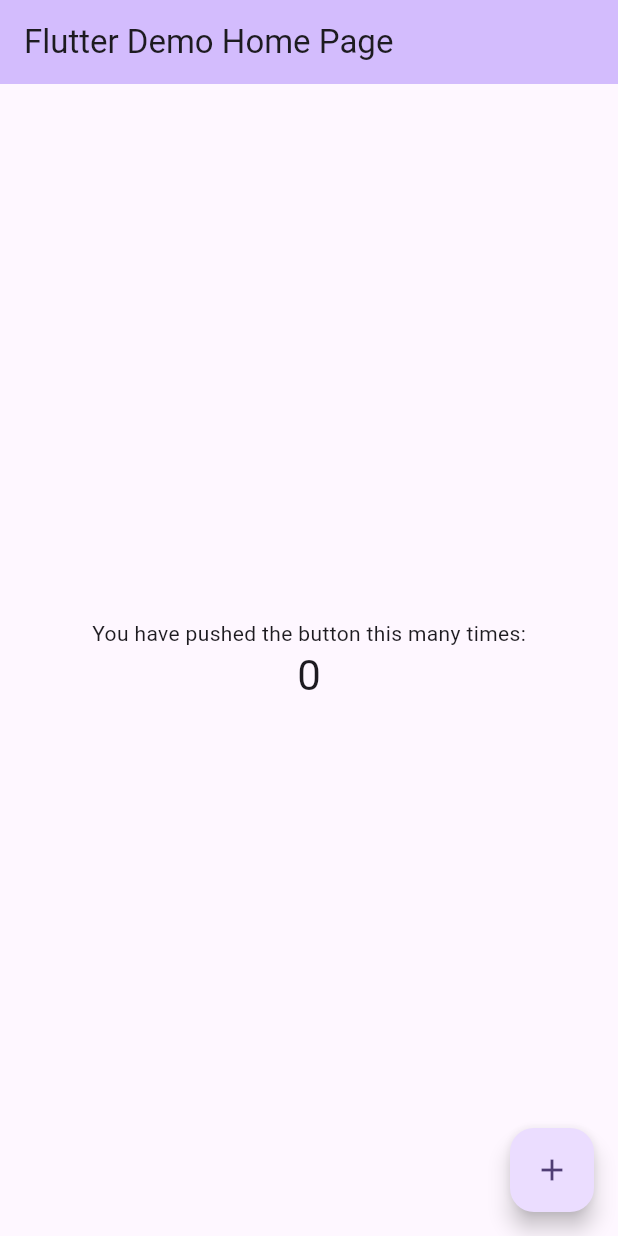
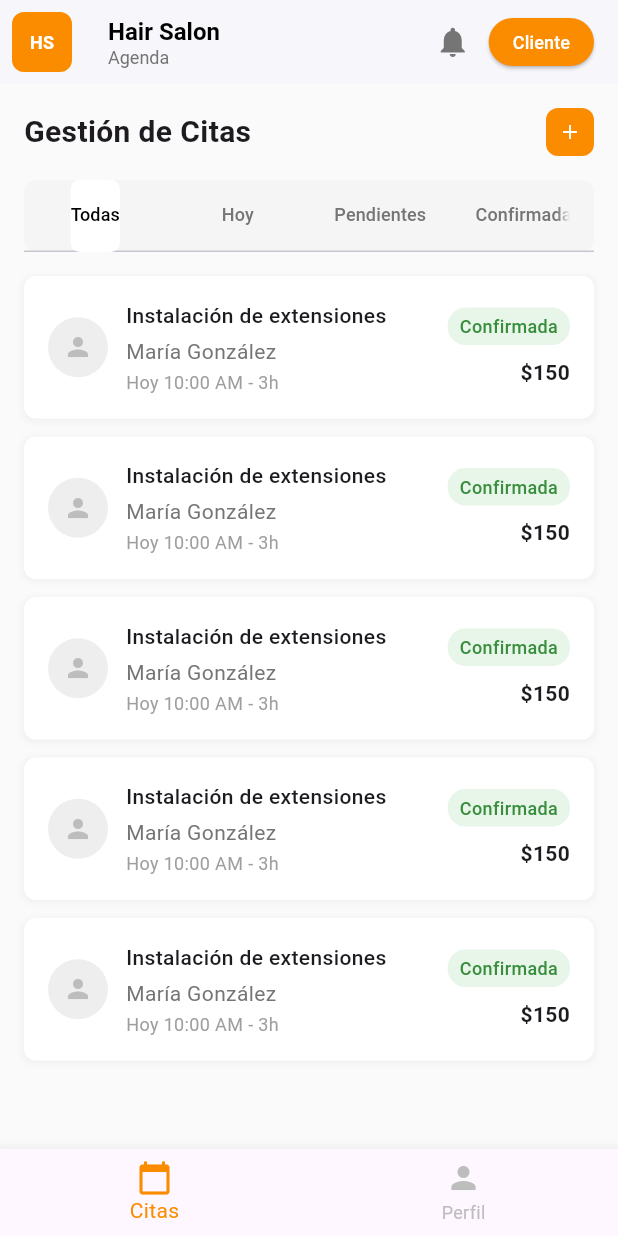
Before and after one commit to Wilwonka06/appcapex, a Flutter app: the screen it shows after launch, on a phone screen of 412 x 824 dp. Run offline on Flutter 3.47's test engine with Material 3 defaults, Android fonts, the phone set to English and light mode, and no system bars.

Commit message:
Update dependencies and refactor main application structure. Downgraded SDK and package versions in pubspec files, and restructured main.dart to implement a new navigation system with appointments and profile screens.

```diff
--- a/lib/main.dart
+++ b/lib/main.dart
@@ -1,122 +1,55 @@
 import 'package:flutter/material.dart';
+import 'screens/appointments_screen.dart';
+import 'screens/profile_screen.dart';
 
 void main() {
-  runApp(const MyApp());
+  runApp(HairSalonApp());
 }
 
-class MyApp extends StatelessWidget {
-  const MyApp({super.key});
-
-  // This widget is the root of your application.
+class HairSalonApp extends StatelessWidget {
   @override
   Widget build(BuildContext context) {
     return MaterialApp(
-      title: 'Flutter Demo',
-      theme: ThemeData(
-        // This is the theme of your application.
-        //
-        // TRY THIS: Try running your application with "flutter run". You'll see
-        // the application has a purple toolbar. Then, without quitting the app,
-        // try changing the seedColor in the colorScheme below to Colors.green
-        // and then invoke "hot reload" (save your changes or press the "hot
-        // reload" button in a Flutter-supported IDE, or press "r" if you used
-        // the command line to start the app).
-        //
-        // Notice that the counter didn't reset back to zero; the application
-        // state is not lost during the reload. To reset the state, use hot
-        // restart instead.
-        //
-        // This works for code too, not just values: Most code changes can be
-        // tested with just a hot reload.
-        colorScheme: ColorScheme.fromSeed(seedColor: Colors.deepPurple),
-      ),
-      home: const MyHomePage(title: 'Flutter Demo Home Page'),
+      title: 'Hair Salon',
+      theme: ThemeData(primarySwatch: Colors.orange, fontFamily: 'Roboto'),
+      home: MainScreen(),
+      debugShowCheckedModeBanner: false,
     );
   }
 }
 
-class MyHomePage extends StatefulWidget {
-  const MyHomePage({super.key, required this.title});
-
-  // This widget is the home page of your application. It is stateful, meaning
-  // that it has a State object (defined below) that contains fields that affect
-  // how it looks.
-
-  // This class is the configuration for the state. It holds the values (in this
-  // case the title) provided by the parent (in this case the App widget) and
-  // used by the build method of the State. Fields in a Widget subclass are
-  // always marked "final".
-
-  final String title;
-
+class MainScreen extends StatefulWidget {
   @override
-  State<MyHomePage> createState() => _MyHomePageState();
+  _MainScreenState createState() => _MainScreenState();
 }
 
-class _MyHomePageState extends State<MyHomePage> {
-  int _counter = 0;
+class _MainScreenState extends State<MainScreen> {
+  int _selectedIndex = 0; // Start with Citas tab selected
 
-  void _incrementCounter() {
-    setState(() {
-      // This call to setState tells the Flutter framework that something has
-      // changed in this State, which causes it to rerun the build method below
-      // so that the display can reflect the updated values. If we changed
-      // _counter without calling setState(), then the build method would not be
-      // called again, and so nothing would appear to happen.
-      _counter++;
-    });
-  }
+  final List<Widget> _screens = [AppointmentsScreen(), ProfileScreen()];
 
   @override
   Widget build(BuildContext context) {
-    // This method is rerun every time setState is called, for instance as done
-    // by the _incrementCounter method above.
-    //
-    // The Flutter framework has been optimized to make rerunning build methods
-    // fast, so that you can just rebuild anything that needs updating rather
-    // than having to individually change instances of widgets.
     return Scaffold(
-      appBar: AppBar(
-        // TRY THIS: Try changing the color here to a specific color (to
-        // Colors.amber, perhaps?) and trigger a hot reload to see the AppBar
-        // change color while the other colors stay the same.
-        backgroundColor: Theme.of(context).colorScheme.inversePrimary,
-        // Here we take the value from the MyHomePage object that was created by
-        // the App.build method, and use it to set our appbar title.
-        title: Text(widget.title),
+      body: _screens[_selectedIndex],
+      bottomNavigationBar: BottomNavigationBar(
+        type: BottomNavigationBarType.fixed,
+        currentIndex: _selectedIndex,
+        onTap: (index) {
+          setState(() {
+            _selectedIndex = index;
+          });
+        },
+        selectedItemColor: Colors.orange[600],
+        unselectedItemColor: Colors.grey[400],
+        items: [
+          BottomNavigationBarItem(
+            icon: Icon(Icons.calendar_today),
+            label: 'Citas',
+          ),
+          BottomNavigationBarItem(icon: Icon(Icons.person), label: 'Perfil'),
+        ],
       ),
-      body: Center(
-        // Center is a layout widget. It takes a single child and positions it
-        // in the middle of the parent.
-        child: Column(
-          // Column is also a layout widget. It takes a list of children and
-          // arranges them vertically. By default, it sizes itself to fit its
-          // children horizontally, and tries to be as tall as its parent.
-          //
-          // Column has various properties to control how it sizes itself and
-          // how it positions its children. Here we use mainAxisAlignment to
-          // center the children vertically; the main axis here is the vertical
-          // axis because Columns are vertical (the cross axis would be
-          // horizontal).
-          //
-          // TRY THIS: Invoke "debug painting" (choose the "Toggle Debug Paint"
-          // action in the IDE, or press "p" in the console), to see the
-          // wireframe for each widget.
-          mainAxisAlignment: MainAxisAlignment.center,
-          children: <Widget>[
-            const Text('You have pushed the button this many times:'),
-            Text(
-              '$_counter',
-              style: Theme.of(context).textTheme.headlineMedium,
-            ),
-          ],
-        ),
-      ),
-      floatingActionButton: FloatingActionButton(
-        onPressed: _incrementCounter,
-        tooltip: 'Increment',
-        child: const Icon(Icons.add),
-      ), // This trailing comma makes auto-formatting nicer for build methods.
     );
   }
 }
--- /dev/null
+++ b/lib/screens/appointments_screen.dart
@@ -0,0 +1,236 @@
+import 'package:flutter/material.dart';
+
+class AppointmentsScreen extends StatefulWidget {
+  @override
+  _AppointmentsScreenState createState() => _AppointmentsScreenState();
+}
+
+class _AppointmentsScreenState extends State<AppointmentsScreen>
+    with SingleTickerProviderStateMixin {
+  late TabController _tabController;
+
+  @override
+  void initState() {
+    super.initState();
+    _tabController = TabController(length: 4, vsync: this);
+  }
+
+  @override
+  Widget build(BuildContext context) {
+    return Scaffold(
+      backgroundColor: Colors.grey[50],
+      appBar: AppBar(
+        backgroundColor: Colors.white,
+        elevation: 1,
+        leading: Container(
+          margin: EdgeInsets.all(8),
+          decoration: BoxDecoration(
+            color: Colors.orange[600],
+            borderRadius: BorderRadius.circular(8),
+          ),
+          child: Center(
+            child: Text(
+              'HS',
+              style: TextStyle(
+                color: Colors.white,
+                fontWeight: FontWeight.bold,
+                fontSize: 12,
+              ),
+            ),
+          ),
+        ),
+        title: Column(
+          crossAxisAlignment: CrossAxisAlignment.start,
+          children: [
+            Text(
+              'Hair Salon',
+              style: TextStyle(
+                color: Colors.black,
+                fontWeight: FontWeight.w600,
+                fontSize: 16,
+              ),
+            ),
+            Text(
+              'Agenda',
+              style: TextStyle(color: Colors.grey[600], fontSize: 12),
+            ),
+          ],
+        ),
+        actions: [
+          IconButton(
+            icon: Icon(Icons.notifications, color: Colors.grey[600]),
+            onPressed: () {},
+          ),
+          Container(
+            margin: EdgeInsets.only(right: 16, top: 8, bottom: 8),
+            child: ElevatedButton(
+              onPressed: () {},
+              style: ElevatedButton.styleFrom(
+                backgroundColor: Colors.orange[600],
+                padding: EdgeInsets.symmetric(horizontal: 16),
+                minimumSize: Size(0, 32),
+              ),
+              child: Text(
+                'Cliente',
+                style: TextStyle(fontSize: 12, color: Colors.white),
+              ),
+            ),
+          ),
+        ],
+      ),
+      body: Column(
+        children: [
+          Padding(
+            padding: EdgeInsets.all(16),
+            child: Row(
+              mainAxisAlignment: MainAxisAlignment.spaceBetween,
+              children: [
+                Text(
+                  'Gestión de Citas',
+                  style: TextStyle(fontSize: 20, fontWeight: FontWeight.w600),
+                ),
+                Container(
+                  width: 32,
+                  height: 32,
+                  decoration: BoxDecoration(
+                    color: Colors.orange[600],
+                    borderRadius: BorderRadius.circular(8),
+                  ),
+                  child: Icon(Icons.add, color: Colors.white, size: 16),
+                ),
+              ],
+            ),
+          ),
+          Container(
+            margin: EdgeInsets.symmetric(horizontal: 16),
+            decoration: BoxDecoration(
+              color: Colors.grey[100],
+              borderRadius: BorderRadius.circular(8),
+            ),
+            child: TabBar(
+              controller: _tabController,
+              indicator: BoxDecoration(
+                color: Colors.white,
+                borderRadius: BorderRadius.circular(6),
+              ),
+              labelColor: Colors.black,
+              unselectedLabelColor: Colors.grey[600],
+              labelStyle: TextStyle(fontSize: 12, fontWeight: FontWeight.w500),
+              tabs: [
+                Tab(text: 'Todas'),
+                Tab(text: 'Hoy'),
+                Tab(text: 'Pendientes'),
+                Tab(text: 'Confirmadas'),
+              ],
+            ),
+          ),
+          Expanded(
+            child: ListView.builder(
+              padding: EdgeInsets.all(16),
+              itemCount: 5,
+              itemBuilder: (context, index) {
+                return Container(
+                  margin: EdgeInsets.only(bottom: 12),
+                  padding: EdgeInsets.all(16),
+                  decoration: BoxDecoration(
+                    color: Colors.white,
+                    borderRadius: BorderRadius.circular(8),
+                    boxShadow: [
+                      BoxShadow(
+                        color: Colors.grey.withOpacity(0.1),
+                        spreadRadius: 1,
+                        blurRadius: 3,
+                        offset: Offset(0, 1),
+                      ),
+                    ],
+                  ),
+                  child: Row(
+                    children: [
+                      CircleAvatar(
+                        radius: 20,
+                        backgroundColor: Colors.grey[200],
+                        child: Icon(
+                          Icons.person,
+                          color: Colors.grey[400],
+                          size: 20,
+                        ),
+                      ),
+                      SizedBox(width: 12),
+                      Expanded(
+                        child: Column(
+                          crossAxisAlignment: CrossAxisAlignment.start,
+                          children: [
+                            Text(
+                              'Instalación de extensiones',
+                              style: TextStyle(
+                                fontWeight: FontWeight.w500,
+                                fontSize: 14,
+                              ),
+                            ),
+                            SizedBox(height: 4),
+                            Text(
+                              'María González',
+                              style: TextStyle(
+                                color: Colors.grey[600],
+                                fontSize: 14,
+                              ),
+                            ),
+                            SizedBox(height: 2),
+                            Text(
+                              'Hoy 10:00 AM - 3h',
+                              style: TextStyle(
+                                color: Colors.grey[500],
+                                fontSize: 12,
+                              ),
+                            ),
+                          ],
+                        ),
+                      ),
+                      Column(
+                        crossAxisAlignment: CrossAxisAlignment.end,
+                        children: [
+                          Container(
+                            padding: EdgeInsets.symmetric(
+                              horizontal: 8,
+                              vertical: 4,
+                            ),
+                            decoration: BoxDecoration(
+                              color: Colors.green[50],
+                              borderRadius: BorderRadius.circular(12),
+                            ),
+                            child: Text(
+                              'Confirmada',
+                              style: TextStyle(
+                                color: Colors.green[700],
+                                fontSize: 12,
+                                fontWeight: FontWeight.w500,
+                              ),
+                            ),
+                          ),
+                          SizedBox(height: 8),
+                          Text(
+                            '\$150',
+                            style: TextStyle(
+                              fontWeight: FontWeight.w600,
+                              fontSize: 14,
+                            ),
+                          ),
+                        ],
+                      ),
+                    ],
+                  ),
+                );
+              },
+            ),
+          ),
+        ],
+      ),
+    );
+  }
+
+  @override
+  void dispose() {
+    _tabController.dispose();
+    super.dispose();
+  }
+}
--- a/pubspec.yaml
+++ b/pubspec.yaml
@@ -19,7 +19,7 @@ publish_to: 'none' # Remove this line if you wish to publish to pub.dev
 version: 1.0.0+1
 
 environment:
-  sdk: ^3.8.1
+  sdk: '>=3.7.0 <4.0.0'
 
 # Dependencies specify other packages that your package needs in order to work.
 # To automatically upgrade your package dependencies to the latest versions
```
Also changed, not shown: lib/screens/profile_screen.dart (added, +236 -0 lines), pubspec.lock.
